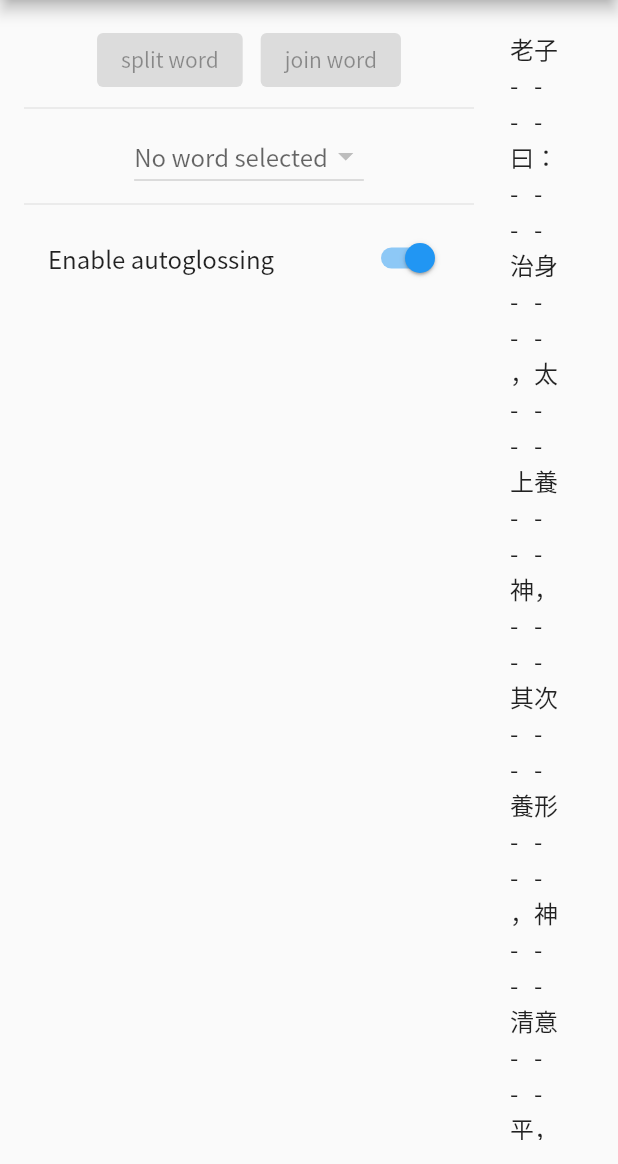
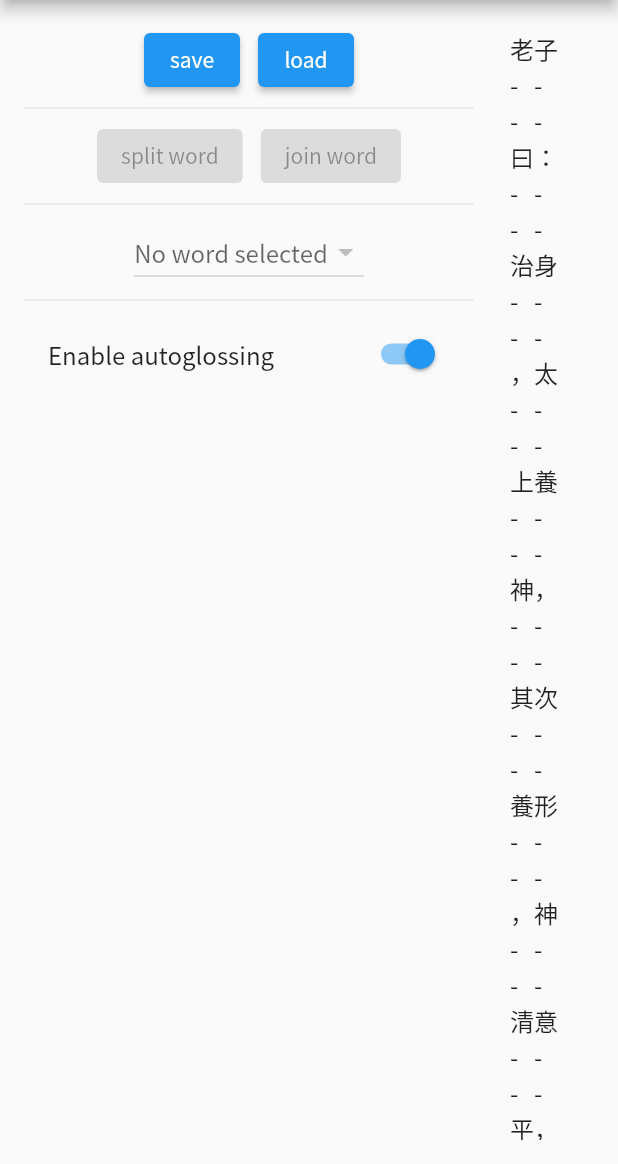
Before and after one commit to CicadaCinema/autoglosser, a Flutter app: the screen it shows after launch, on a phone screen of 412 x 824 dp, the part 72-1236 px from its top. Run offline on Flutter 3.47's test engine with Material 2 defaults, Android fonts, the phone set to English and light mode, and no system bars; our stand-ins replace file_picker, flutter_riverpod; missing offline and left inert: dart:html.

Commit message:
feat: add button to download a JSON copy of the full text from translation mode this has been briefly tested as working on both web and linux desktop at the time of this commit

```diff
--- a/lib/src/widgets/text_display.dart
+++ b/lib/src/widgets/text_display.dart
@@ -1,3 +1,7 @@
+import 'dart:convert';
+import '../save_string/desktop.dart'
+    if (dart.library.html) '../save_string/web.dart' as save_string;
+
 import 'package:autoglosser/src/common.dart';
 import 'package:collection/collection.dart';
 import 'package:flutter/material.dart';
@@ -248,10 +252,12 @@ class _ChunkDisplayState extends State<ChunkDisplay> {
 class ButtonSidebar extends ConsumerStatefulWidget {
   const ButtonSidebar({
     super.key,
+    required this.text,
     required this.map,
     required this.setState,
   });
 
+  final FullText text;
   final FullMap map;
 
   /// Callback for updating the layout of the full text display.
@@ -461,10 +467,32 @@ class _ButtonSidebarState extends ConsumerState<ButtonSidebar> {
       ],
     );
 
+    final saveLoadButtons = Row(
+      mainAxisAlignment: MainAxisAlignment.center,
+      children: [
+        ElevatedButton(
+          onPressed: () {
+            save_string.save(
+              content: jsonEncode(widget.text.toJson()),
+              filename: 'my-text.agtext',
+            );
+          },
+          child: const Text('save'),
+        ),
+        const SizedBox(width: 12),
+        ElevatedButton(
+          onPressed: () {},
+          child: const Text('load'),
+        ),
+      ],
+    );
+
     return SizedBox(
       width: 300,
       child: Column(
         children: [
+          saveLoadButtons,
+          const Divider(),
           wordOperationButtons,
           const Divider(),
           breakSelectionDropdown,
@@ -505,6 +533,7 @@ class _TextDisplayState extends State<TextDisplay> {
       child: Row(
         children: [
           ButtonSidebar(
+            text: widget.text,
             map: widget.map,
             setState: setState,
           ),
--- a/pubspec.yaml
+++ b/pubspec.yaml
@@ -14,6 +14,7 @@ dependencies:
   flutter_riverpod: ^2.3.6
   collection: ^1.17.1
   json_annotation: ^4.8.1
+  file_picker: ^5.3.2
 
 dev_dependencies:
   flutter_test:
```
Also changed, not shown: lib/src/save_string/desktop.dart (added, +29 -0 lines), lib/src/save_string/web.dart (added, +26 -0 lines), pubspec.lock.
